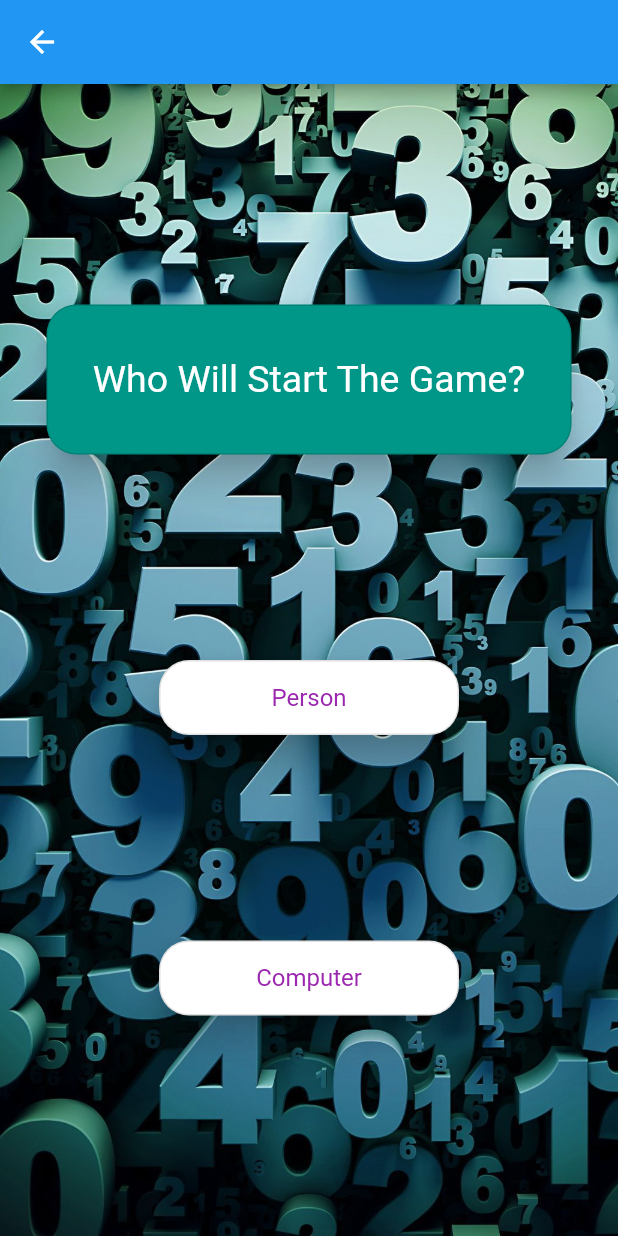
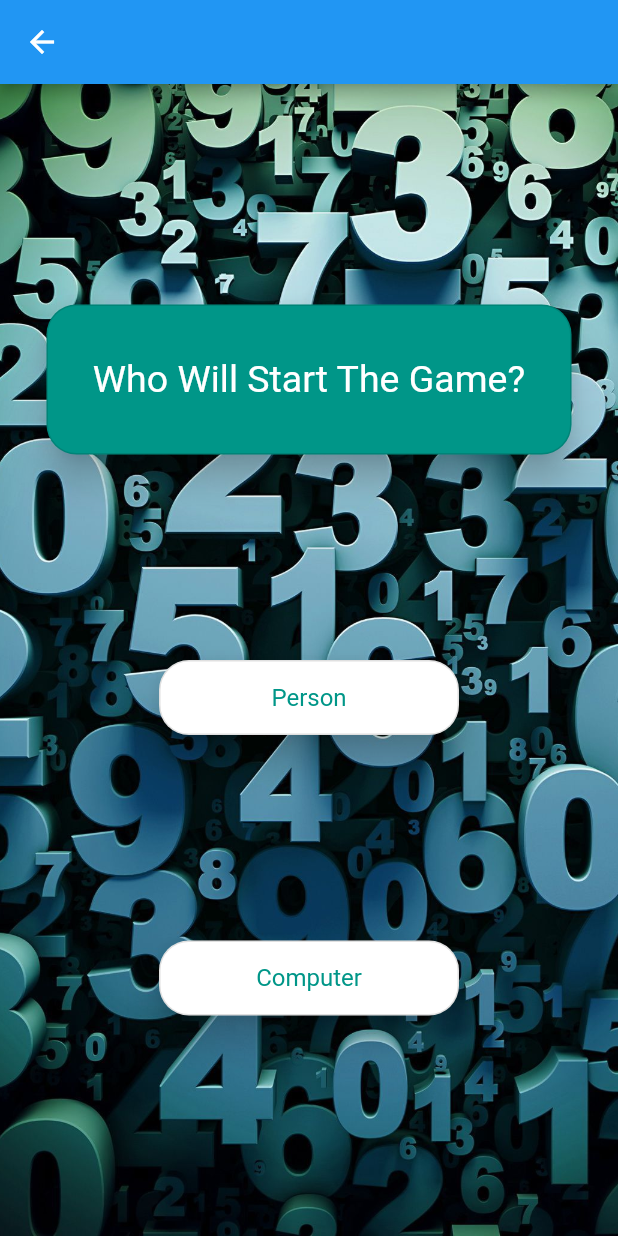
Before and after one commit to Erfanjz7/Fluuter_Dooz, a Flutter app: the screen it shows after launch, after a tap on "Single Player", on a phone screen of 412 x 824 dp. Run offline on Flutter 3.47's test engine with Material 2 defaults, Android fonts, the phone set to English and light mode, and no system bars.

Commit message:
final changes

```diff
--- a/lib/MultiPlayerPage.dart
+++ b/lib/MultiPlayerPage.dart
@@ -108,7 +108,7 @@ class _MultiPLayerPageState extends State<MultiPLayerPage> {
     if (square[0] != 0 && square[1] != 0 && square[2] != 0 && square[3] != 0 &&
         square[4] != 0 && square[5] != 0 &&
         square[6] != 0 && square[7] != 0 && square[8] != 0) {
-      Winner = "Tie Game, Better Luck Next Time!";
+      Winner = "Tie Game.";
     }
   }
 
@@ -544,7 +544,7 @@ class _MultiPLayerPageState extends State<MultiPLayerPage> {
             ),
             OutlinedButton(onPressed: null, style: ButtonStyle(
                 backgroundColor: MaterialStateProperty.all(Colors.white),
-                foregroundColor: MaterialStateProperty.all(Colors.black),
+                foregroundColor: MaterialStateProperty.all(Colors.orange),
                 shape: MaterialStateProperty.all<RoundedRectangleBorder>(
                     RoundedRectangleBorder(
                       borderRadius: BorderRadius.all(Radius.circular(20)),
--- a/lib/SinglePlayerPage.dart
+++ b/lib/SinglePlayerPage.dart
@@ -220,7 +220,7 @@ void WinnerChecker(){
       Winner = "Winner Is O";
     }else{
       allDisable();
-      Winner = "Tie Game. Better Luck Next Time!";
+      Winner = "Tie Game.";
     }
   }
 }
--- a/lib/StartingPlayerSelection.dart
+++ b/lib/StartingPlayerSelection.dart
@@ -65,7 +65,7 @@ class _StartingPlayerSelectionState extends State<StartingPlayerSelection> {
                         backgroundColor: MaterialStateProperty.all(
                             Colors.white),
                         foregroundColor: MaterialStateProperty.all(
-                            Colors.purple),
+                            Colors.teal),
                         shape: MaterialStateProperty.all<
                             RoundedRectangleBorder>(RoundedRectangleBorder(
                           borderRadius: BorderRadius.all(Radius.circular(20)),
@@ -98,7 +98,7 @@ class _StartingPlayerSelectionState extends State<StartingPlayerSelection> {
                         backgroundColor: MaterialStateProperty.all(
                             Colors.white),
                         foregroundColor: MaterialStateProperty.all(
-                            Colors.purple),
+                            Colors.teal),
                         shape: MaterialStateProperty.all<
                             RoundedRectangleBorder>(RoundedRectangleBorder(
                           borderRadius: BorderRadius.all(Radius.circular(20)),
--- a/lib/main.dart
+++ b/lib/main.dart
@@ -23,15 +23,15 @@ class _DoozState extends State<Dooz> {
           style: TextStyle(color: Colors.white,),
         ),
         centerTitle: true,
-        leading: Icon(
-          Icons.arrow_back_ios,
-          color: Colors.white,
-        ),
+        // leading: Icon(
+        //   Icons.info,
+        //   color: Colors.white,
+        // ),
         backgroundColor: Colors.purple,
         elevation: 0,
         actions: <Widget>[
           IconButton(
-            icon: Icon(Icons.menu, color: Colors.white,), onPressed: () {},
+            icon: Icon(Icons.info, color: Colors.white,), onPressed: () {},
           )
         ],
       ),
```
Also changed, not shown: lib/SinglePlayerPagePc.dart (+8 -8 lines).
